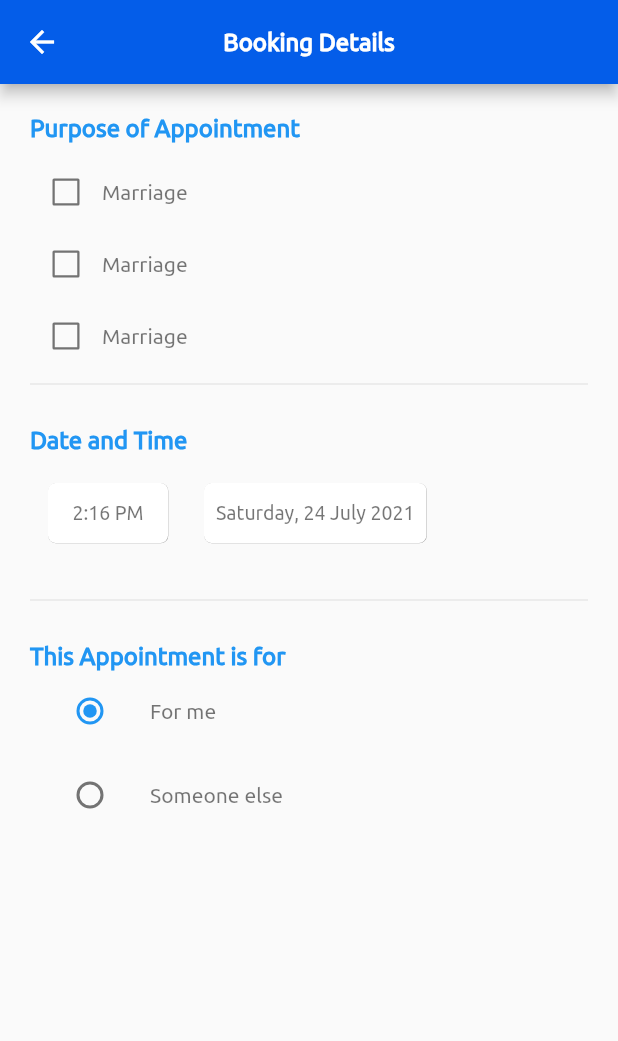
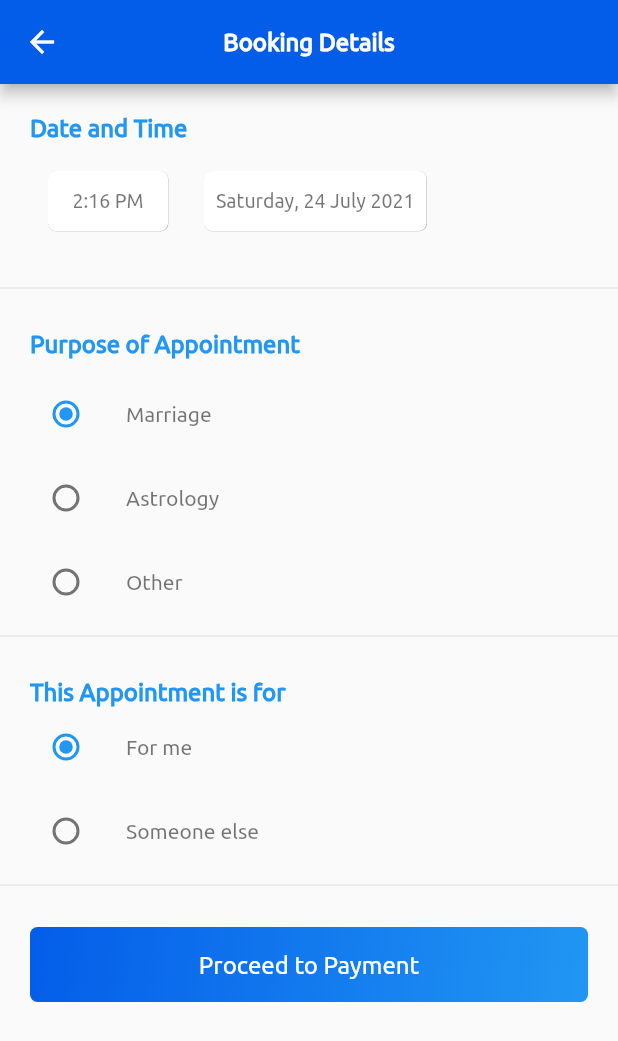
Before and after one commit to oceanacademypuducherry/astrology, a Flutter app: the BookingDetails screen opened directly, on a phone screen of 412 x 824 dp. Shown: the top 1041 px of the screen. Run offline on Flutter 3.47's test engine with Material 2 defaults, Android fonts, the phone set to English and light mode, and no system bars; our stand-ins replace better_player, carousel_slider, cloud_firestore, country_code_picker, email_validator, file_picker and 13 more; missing offline and left inert: auto_orientation, razorpay_flutter, syncfusion_flutter_pdfviewer; accounts and stored records are empty; project files that could hold a hidden picture were left out.

Commit message:
updated BookingDetails

```diff
--- a/lib/screens/BookingDetails.dart
+++ b/lib/screens/BookingDetails.dart
@@ -1,6 +1,9 @@
+import 'package:astrology_app/screens/SomeoneElseScreen.dart';
 import 'package:flutter/material.dart';
+import 'package:get/get.dart';
 
-enum BestTutorSite { javatpoint, w3schools, tutorialandexample }
+enum Appointment { ForMe, SomeoneElse }
+enum Purpose { Marriage, Astrology, Other }
 
 class BookingDetails extends StatefulWidget {
   const BookingDetails({Key? key}) : super(key: key);
@@ -10,10 +13,14 @@ class BookingDetails extends StatefulWidget {
 }
 
 class _BookingDetailsState extends State<BookingDetails> {
-  BestTutorSite _site = BestTutorSite.javatpoint;
+  Appointment _appointment = Appointment.ForMe;
+  Purpose _purpose = Purpose.Marriage;
+
   bool value = false;
   @override
   Widget build(BuildContext context) {
+    print(_purpose);
+    print(_appointment);
     return Scaffold(
       appBar: AppBar(
         backgroundColor: Color(0xff045de9),
@@ -32,99 +39,12 @@ class _BookingDetailsState extends State<BookingDetails> {
         itemCount: 1,
         itemBuilder: (context, index) {
           return Container(
-            margin: EdgeInsets.symmetric(vertical: 20, horizontal: 20),
+            margin: EdgeInsets.symmetric(vertical: 20),
             child: Column(
               children: [
-                ///purpose of appointment
-                Container(
-                  alignment: Alignment.centerLeft,
-                  child: Text(
-                    'Purpose of Appointment',
-                    style: TextStyle(
-                      fontWeight: FontWeight.w900,
-                      fontFamily: 'Ubuntu',
-                      fontSize: 16,
-                      color: Colors.blue,
-                    ),
-                  ),
-                ),
-                SizedBox(height: 10),
-
-                ///checkbox
-                Row(
-                  children: [
-                    Checkbox(
-                      side: BorderSide(width: 1.5, color: Colors.black54),
-                      value: this.value,
-                      onChanged: (value) {
-                        setState(() {
-                          this.value = value!;
-                        });
-                      },
-                    ),
-                    Text(
-                      'Marriage',
-                      style: TextStyle(
-                        fontWeight: FontWeight.normal,
-                        fontFamily: 'Ubuntu',
-                        fontSize: 14,
-                        color: Colors.black54,
-                      ),
-                    ),
-                  ],
-                ),
-                Row(
-                  children: [
-                    Checkbox(
-                      side: BorderSide(width: 1.5, color: Colors.black54),
-                      value: this.value,
-                      onChanged: (value) {
-                        setState(() {
-                          this.value = value!;
-                        });
-                      },
-                    ),
-                    Text(
-                      'Marriage',
-                      style: TextStyle(
-                        fontWeight: FontWeight.normal,
-                        fontFamily: 'Ubuntu',
-                        fontSize: 14,
-                        color: Colors.black54,
-                      ),
-                    ),
-                  ],
-                ),
-                Row(
-                  children: [
-                    Checkbox(
-                      side: BorderSide(width: 1.5, color: Colors.black54),
-                      value: this.value,
-                      onChanged: (value) {
-                        setState(() {
-                          this.value = value!;
-                        });
-                      },
-                    ),
-                    Text(
-                      'Marriage',
-                      style: TextStyle(
-                        fontWeight: FontWeight.normal,
-                        fontFamily: 'Ubuntu',
-                        fontSize: 14,
-                        color: Colors.black54,
-                      ),
-                    ),
-                  ],
-                ),
-                Divider(
-                  thickness: 0.2,
-                  color: Colors.grey,
-                ),
-                SizedBox(height: 20),
-
                 ///date and time
                 Container(
+                  margin: EdgeInsets.symmetric(horizontal: 20),
                   alignment: Alignment.centerLeft,
                   child: Text(
                     'Date and Time',
@@ -137,7 +57,9 @@ class _BookingDetailsState extends State<BookingDetails> {
                   ),
                 ),
                 SizedBox(height: 10),
-                Row(
+                Container(
+                  margin: EdgeInsets.symmetric(horizontal: 20),
+                  child: Row(
                     children: [
                       Container(
                         alignment: Alignment.center,
@@ -195,7 +117,94 @@ class _BookingDetailsState extends State<BookingDetails> {
                       ),
                     ],
                   ),
+                ),
                 SizedBox(height: 20),
+                Divider(
+                  thickness: 0.2,
+                  color: Colors.grey,
+                ),
+                SizedBox(height: 20),
+
+                ///purpose of appointment
+                Container(
+                  margin: EdgeInsets.symmetric(horizontal: 20),
+                  alignment: Alignment.centerLeft,
+                  child: Text(
+                    'Purpose of Appointment',
+                    style: TextStyle(
+                      fontWeight: FontWeight.w900,
+                      fontFamily: 'Ubuntu',
+                      fontSize: 16,
+                      color: Colors.blue,
+                    ),
+                  ),
+                ),
+                SizedBox(height: 10),
+
+                ///radio button
+                ListTile(
+                  contentPadding: EdgeInsets.symmetric(horizontal: 20),
+                  title: const Text(
+                    'Marriage',
+                    style: TextStyle(
+                      fontWeight: FontWeight.normal,
+                      fontFamily: 'Ubuntu',
+                      fontSize: 14,
+                      color: Colors.black54,
+                    ),
+                  ),
+                  leading: Radio(
+                    value: Purpose.Marriage,
+                    groupValue: _purpose,
+                    onChanged: (value) {
+                      setState(() {
+                        _purpose = Purpose.Marriage;
+                      });
+                    },
+                  ),
+                ),
+                ListTile(
+                  contentPadding: EdgeInsets.symmetric(horizontal: 20),
+                  title: const Text(
+                    'Astrology',
+                    style: TextStyle(
+                      fontWeight: FontWeight.normal,
+                      fontFamily: 'Ubuntu',
+                      fontSize: 14,
+                      color: Colors.black54,
+                    ),
+                  ),
+                  leading: Radio(
+                    value: Purpose.Astrology,
+                    groupValue: _purpose,
+                    onChanged: (value) {
+                      setState(() {
+                        _purpose = Purpose.Astrology;
+                      });
+                    },
+                  ),
+                ),
+                ListTile(
+                  contentPadding: EdgeInsets.symmetric(horizontal: 20),
+                  title: const Text(
+                    'Other',
+                    style: TextStyle(
+                      fontWeight: FontWeight.normal,
+                      fontFamily: 'Ubuntu',
+                      fontSize: 14,
+                      color: Colors.black54,
+                    ),
+                  ),
+                  leading: Radio(
+                    value: Purpose.Other,
+                    groupValue: _purpose,
+                    onChanged: (value) {
+                      setState(() {
+                        _purpose = Purpose.Other;
+                      });
+                    },
+                  ),
+                ),
                 Divider(
                   thickness: 0.2,
                   color: Colors.grey,
@@ -204,6 +213,7 @@ class _BookingDetailsState extends State<BookingDetails> {
 
                 ///this appointment is for
                 Container(
+                  margin: EdgeInsets.symmetric(horizontal: 20),
                   alignment: Alignment.centerLeft,
                   child: Text(
                     'This Appointment is for',
@@ -215,9 +225,10 @@ class _BookingDetailsState extends State<BookingDetails> {
                     ),
                   ),
                 ),
-                Column(
-                  children: <Widget>[
+
+                ///radio button
                 ListTile(
+                  contentPadding: EdgeInsets.symmetric(horizontal: 20),
                   title: const Text(
                     'For me',
                     style: TextStyle(
@@ -228,16 +239,17 @@ class _BookingDetailsState extends State<BookingDetails> {
                     ),
                   ),
                   leading: Radio(
-                        value: BestTutorSite.javatpoint,
-                        groupValue: _site,
+                    value: Appointment.ForMe,
+                    groupValue: _appointment,
                     onChanged: (value) {
                       setState(() {
-                            _site = BestTutorSite.javatpoint;
+                        _appointment = Appointment.ForMe;
                       });
                     },
                   ),
                 ),
                 ListTile(
+                  contentPadding: EdgeInsets.symmetric(horizontal: 20),
                   title: const Text(
                     'Someone else',
                     style: TextStyle(
@@ -248,17 +260,74 @@ class _BookingDetailsState extends State<BookingDetails> {
                     ),
                   ),
                   leading: Radio(
-                        value: BestTutorSite.w3schools,
-                        groupValue: _site,
+                    value: Appointment.SomeoneElse,
+                    groupValue: _appointment,
                     onChanged: (value) {
                       setState(() {
-                            _site = BestTutorSite.w3schools;
+                        _appointment = Appointment.SomeoneElse;
                       });
                     },
                   ),
                 ),
+                Divider(
+                  thickness: 0.2,
+                  color: Colors.grey,
+                ),
+
+                ///continue button
+                SizedBox(height: 20),
+                Container(
+                  margin: EdgeInsets.symmetric(horizontal: 20),
+                  width: MediaQuery.of(context).size.width,
+                  child: DecoratedBox(
+                    decoration: BoxDecoration(
+                        borderRadius: BorderRadius.circular(5),
+                        gradient: LinearGradient(
+                          begin: Alignment.topLeft,
+                          end: Alignment.bottomRight,
+                          colors: [
+                            Color(0xff045de9),
+                            Colors.blue,
                           ],
-                )
+                        )),
+                    child: ElevatedButton(
+                      ///checking For Me or SomeoneElse to Route to next Page
+                      onPressed: _appointment == Appointment.ForMe
+                          ? () {
+                              ///payment page
+                              // Get.to(() => BookingDetails(),
+                              //     transition: Transition.topLevel,
+                              //     // curve: Curves.ease,
+                              //     duration: Duration(milliseconds: 600));
+                            }
+                          : () {
+                              ///someone else page
+                              Get.to(() => SomeoneElse(),
+                                  transition: Transition.topLevel,
+                                  // curve: Curves.ease,
+                                  duration: Duration(milliseconds: 600));
+                            },
+                      child: _appointment == Appointment.ForMe
+                          ? Text('Proceed to Payment')
+                          : Text('Update Their Document'),
+                      style: ElevatedButton.styleFrom(
+                        primary: Colors.transparent,
+                        fixedSize: Size(double.infinity, 50),
+                        padding: EdgeInsets.symmetric(
+                          vertical: 12,
+                          horizontal: 25,
+                        ),
+                        textStyle: TextStyle(
+                          fontWeight: FontWeight.w500,
+                          fontFamily: 'Ubuntu',
+                          fontSize: 16,
+                          color: Colors.white,
+                        ),
+                        elevation: 0,
+                      ),
+                    ),
+                  ),
+                ),
               ],
             ),
           );
```
Also changed, not shown: lib/screens/SomeoneElseScreen.dart (added, +314 -0 lines). Lines whose indentation alone changed are shown as unchanged.
